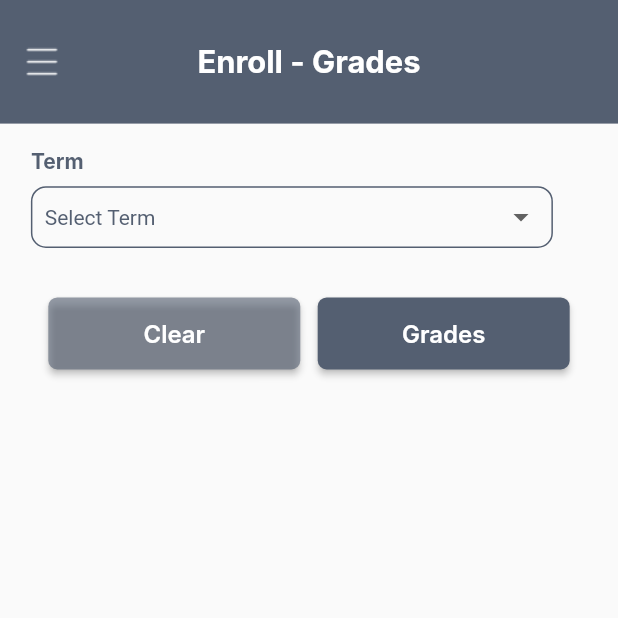
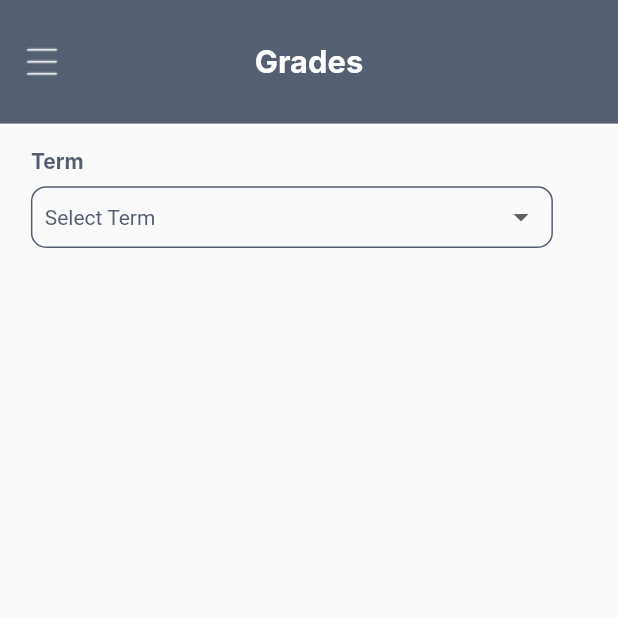
Before and after one commit to d3v1na/erp2-app, a Flutter app: the screen it shows after launch, on a phone screen of 412 x 824 dp, the top half of it. Run offline on Flutter 3.47's test engine with Material 2 defaults, Android fonts, the phone set to English and light mode, and no system bars; Roboto replaces fonts that are missing (Inter).

Commit message:
grades info etc

```diff
--- a/lib/screens/grades.dart
+++ b/lib/screens/grades.dart
@@ -8,11 +8,99 @@ class Grades extends StatefulWidget {
 }
 
 class _GradesState extends State<Grades> {
-  String subjectValue = 'Select Term';
-  String courseCareerValue = 'Select Course Career';
-  String courseAttributeValue = 'Select Course Attribute';
-  String attributeValueValue = 'Select Attribute Value';
-  bool openClassesOnlyValue = false;
+  String termValue = 'Select Term';
+
+  // Map to associate terms with subjects and grades
+  Map<String, List<Map<String, dynamic>>> termData = {
+    'Select Term': [],
+    'Monsoon 2021': [
+      {"Course Code": "MED201", "Credits": "4.00", "Grade": "A"},
+      {"Course Code": "CSD101", "Credits": "4.00", "Grade": "B"},
+      {"Course Code": "PHY102", "Credits": "4.00", "Grade": "A-"},
+      {"Course Code": "MAT103", "Credits": "4.00", "Grade": "A-"},
+    ],
+    'Spring 2022': [
+      {"Course Code": "CCC407", "Credits": "1.50", "Grade": "B"},
+      {"Course Code": "CSD112", "Credits": "4.00", "Grade": "A"},
+      {"Course Code": "MAT104", "Credits": "3.00", "Grade": "A"},
+      {"Course Code": "PHY105", "Credits": "4.00", "Grade": "A"},
+    ],
+    'Monsoon 2022': [
+      {"Course Code": "CSD202", "Credits": "4.00", "Grade": "A-"},
+      {"Course Code": "CSD210", "Credits": "5.00", "Grade": "B-"},
+      {"Course Code": "MAT201", "Credits": "4.00", "Grade": "A"},
+      {"Course Code": "PHY202", "Credits": "4.00", "Grade": "A"},
+      {"Course Code": "CSD203", "Credits": "4.00", "Grade": "A"}
+    ],
+    'Spring 2023': [
+      {"Course Code": "CSD211", "Credits": "4.00", "Grade": "A"},
+      {"Course Code": "CSD212", "Credits": "4.00", "Grade": "A"},
+      {"Course Code": "CSD213", "Credits": "4.00", "Grade": "A"},
+      {"Course Code": "CSD214", "Credits": "4.00", "Grade": "A"},
+
+    ],
+  };
+
+    // Function to show the course details in a popup
+  void _showCourseDetails(String courseName, String instructor) {
+    showDialog(
+      context: context,
+      builder: (context) {
+        return AlertDialog(
+          title: Text('Course Details'),
+          content: Column(
+            crossAxisAlignment: CrossAxisAlignment.start,
+            mainAxisSize: MainAxisSize.min,
+            children: [
+              CircleAvatar(
+                backgroundColor: const Color(0xff545F71),
+                radius: 30,
+                child: Container(
+                  alignment: Alignment.center,
+                  child: Text(
+                    'CSD\n 311',
+                    style: TextStyle(
+                      fontSize: 16,
+                      fontWeight: FontWeight.w700,
+                      color: Colors.white,
+                    ),
+                  ),
+                )),
+              Text('Course Name: $courseName'),
+              Text('Instructor: $instructor'),
+            ],
+          ),
+          actions: [
+            ElevatedButton(
+              onPressed: () {
+                Navigator.of(context).pop();
+              },
+              child: Text(
+                    "Close",
+                    style: TextStyle(
+                      color: Colors.white,
+                      fontSize: 16,
+                      fontWeight: FontWeight.w600,
+                    ),
+                  ),
+                  style: ElevatedButton.styleFrom(
+                    minimumSize: Size(108, 48),
+                    primary: Color.fromARGB(153, 84, 95, 113),
+                    padding: const EdgeInsets.symmetric(
+                      horizontal: 16,
+                      vertical: 13,
+                    ),
+                    shape: RoundedRectangleBorder(
+                      borderRadius: BorderRadius.circular(6),
+                    ),
+                  ),
+            ),
+          ],
+        );
+      },
+    );
+  }
+
   @override
   Widget build(BuildContext context) {
     double height = MediaQuery.of(context).size.height;
@@ -25,7 +113,7 @@ class _GradesState extends State<Grades> {
         elevation: 0,
         centerTitle: true,
         title: Text(
-          "Enroll - Grades",
+          "Grades",
           style: TextStyle(
             color: Colors.white,
             fontSize: width * 0.05,
@@ -55,7 +143,7 @@ class _GradesState extends State<Grades> {
               style: TextStyle(fontSize: 14, fontWeight: FontWeight.w700, color: const Color(0xff545F71)),
             ),
             SizedBox(height: height * 0.01),
-          // container for subject with dropdown
+            // Container for subject with dropdown
             Container(
               height: height * 0.05,
               width: 348,
@@ -70,90 +158,74 @@ class _GradesState extends State<Grades> {
                 padding: EdgeInsets.symmetric(horizontal: width * 0.02),
                 child: DropdownButtonHideUnderline(
                   child: DropdownButton<String>(
-                  value: subjectValue,
+                    value: termValue,
                     icon: const Icon(Icons.arrow_drop_down),
                     iconSize: 24,
                     elevation: 16,
                     style: const TextStyle(color: Colors.black),
                     onChanged: (String? newValue) {
                       setState(() {
-                      // dropdownValue = newValue!;
-                      subjectValue = newValue!;
-
+                        termValue = newValue!;
                       });
                     },
-                  items: <String>['Select Term', 'Monsoon 2021', 'Spring 2022', 'Monsoon 2022', 'Spring 2023']
+                    items: termData.keys
                         .map<DropdownMenuItem<String>>((String value) {
                       return DropdownMenuItem<String>(
                         value: value,
-                      child: Text(value, style: TextStyle(fontSize: 14, fontWeight: FontWeight.w400, color: const Color(0xff545F71))),
+                        child: Text(
+                          value,
+                          style: TextStyle(fontSize: 14, fontWeight: FontWeight.w400, color: const Color(0xff545F71)),
+                        ),
                       );
                     }).toList(),
                   ),
                 ),
               ),
             ),
-          SizedBox(height: height * 0.02),
+            SizedBox(height: height * 0.02), // Add some spacing
+            // Display the grades table for the selected term
+            if (termValue != 'Select Term' && termData.containsKey(termValue))
+              SingleChildScrollView(
+                scrollDirection: Axis.horizontal,
+                child: DataTable(
+                columns: [
+                  DataColumn(label: Text('Course Code')),
+                  DataColumn(label: Text('Credits')),
+                  DataColumn(label: Text('Grade')),
+                  DataColumn(label: Container(padding: EdgeInsets.symmetric(horizontal: 1.0),)),
+                ],
+                rows: termData[termValue]!
+                    .map(
+                      (data) => DataRow(
+                        cells: [
 
+                          DataCell(Text(data['Course Code'].toString())),
+                          DataCell(Text(data['Credits'].toString())),
+                          DataCell(Text(data['Grade'].toString())),
+                          DataCell(
+                            IconButton(
+                              icon: Icon(Icons.info),
+                              //change the icon color here
+                              color: const Color(0xff545F71),
+                              //change size of clickable area
+                              iconSize: 14.0,
+                              alignment: Alignment.centerLeft,
 
-          SizedBox(height: height * 0.02),
-          Row(
-            //clear and Grades buttons
-            mainAxisAlignment: MainAxisAlignment.spaceEvenly,
-            children: [
-              ElevatedButton(
                               onPressed: () {
-                    // Handle button click here
+                                // Show course details popup
+                                _showCourseDetails("Artificial Intelligence", "Snehasis Mukherjee");
                               },
-                  child: Text(
-                    "Clear",
-                    style: TextStyle(
-                      color: Colors.white,
-                      fontSize: 16,
-                      fontWeight: FontWeight.w600,
-                    ),
-                  ),
-                  style: ElevatedButton.styleFrom(
-                    minimumSize: Size(168, 48),
-                    primary: Color.fromARGB(153, 84, 95, 113),
-                    padding: const EdgeInsets.symmetric(
-                      horizontal: 16,
-                      vertical: 13,
-                    ),
-                    shape: RoundedRectangleBorder(
-                      borderRadius: BorderRadius.circular(6),
-                    ),
-                  ),
-                ),
-              ElevatedButton(
-                  onPressed: () {
-
-                  },
-                  child: Text(
-                    "Grades",
-                    style: TextStyle(
-                      color: Colors.white,
-                      fontSize: 16,
-                      fontWeight: FontWeight.w600,
-                    ),
-                  ),
-                  style: ElevatedButton.styleFrom(
-                    minimumSize: Size(168, 48),
-                    primary: Color.fromARGB(255, 84, 95, 113),
-                    padding: const EdgeInsets.symmetric(
-                      horizontal: 16,
-                      vertical: 13,
-                    ),
-                    shape: RoundedRectangleBorder(
-                      borderRadius: BorderRadius.circular(6),
-                    ),
                             ),
                           ),
                         ],
-
+                      ),
+                    )
+                    .toList(),
+              ),
               )
 
-        ]),
+          ],
+        ),
       ),
     );
   }
```
Lines whose indentation alone changed are shown as unchanged.
